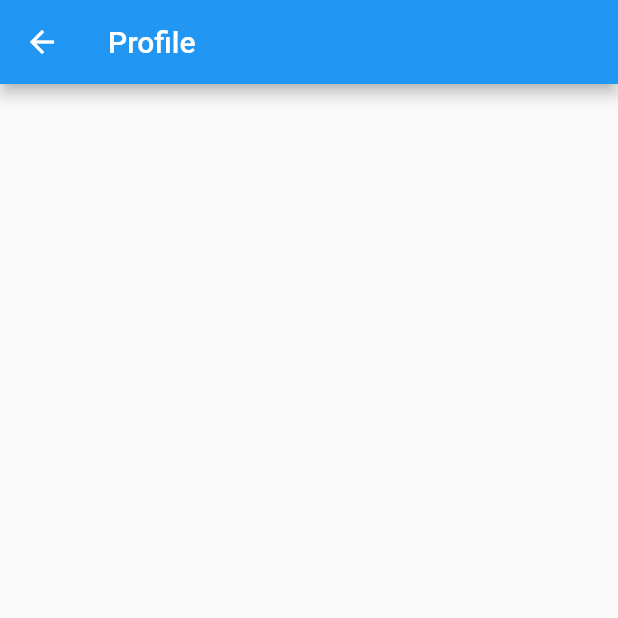
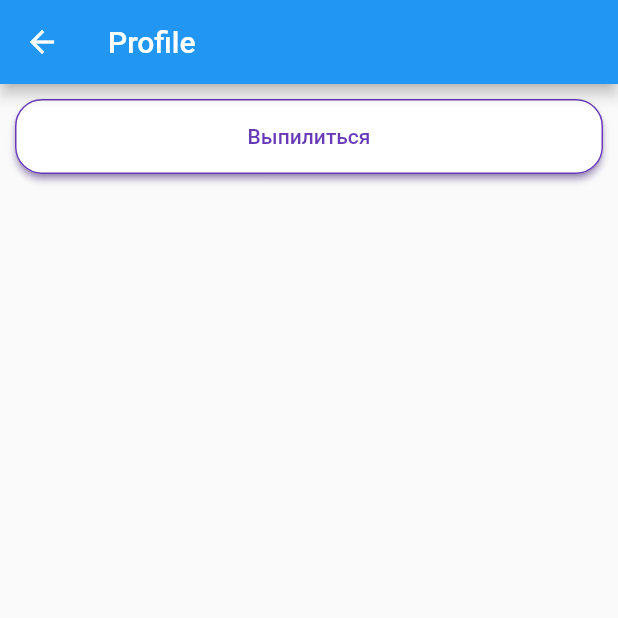
Before and after one commit to litov74/wybe_frontend, a Flutter app: the Main_Screen screen opened directly, on a phone screen of 412 x 824 dp, the top half of it. Run offline on Flutter 3.47's test engine with Material 2 defaults, Android fonts, the phone set to English and light mode, and no system bars; our stand-ins replace firebase_auth, firebase_core, logger; accounts and stored records are empty.

```diff
--- a/lib/main.dart
+++ b/lib/main.dart
@@ -2,7 +2,6 @@ import 'package:firebase_core/firebase_core.dart';
 import 'package:flutter/material.dart';
 import 'package:logger/logger.dart';
 import 'package:wybe/screens/startup_screen.dart';
-
 
 String sql_statement = "CREATE TABLE user(id INTEGER PRIMARY KEY, name TEXT, phone TEXT, status TEXT, friends INTEGER, isRemember INTEGER)";
 
--- a/lib/screens/main_screen.dart
+++ b/lib/screens/main_screen.dart
@@ -1,6 +1,8 @@
+import 'package:firebase_auth/firebase_auth.dart';
 import "package:flutter/widgets.dart";
 import 'package:flutter/cupertino.dart';
 import 'package:flutter/material.dart';
+import 'package:logger/logger.dart';
 
 
 
@@ -24,13 +26,58 @@ class _Main_Screen extends State<Main_Screen>{
     super.initState();
   }
 
+  final ButtonStyle style_two =
+  ElevatedButton.styleFrom(
+    shadowColor: Colors.deepPurple,
+    primary: Colors.white,
+    onPrimary: Colors.white,
+    onSurface: Colors.white,
+    shape: RoundedRectangleBorder(
+      borderRadius: new BorderRadius.circular(18.0),
+      side: BorderSide(color: Colors.deepPurple),
+
+    ),
+  );
+
   @override
   Widget build(BuildContext context) {
     return Scaffold(
       appBar: AppBar(
         title: Text('Profile'),
       ),
+      body: Column(
+          crossAxisAlignment: CrossAxisAlignment.center,
+          children: <Widget>[
+            Padding(
+              padding: const EdgeInsets.all(10),
+              child: Container(
+                height: 50,
+                width: double.infinity,
+                child: ElevatedButton(
+                  style: style_two,
+                  onPressed: () {
+                    var logger = Logger();
+                    logger.d(FirebaseAuth.instance.currentUser.displayName);
+                    logger.d(FirebaseAuth.instance.currentUser.email);
+                    logger.d(FirebaseAuth.instance.currentUser.emailVerified);
+                    logger.d(FirebaseAuth.instance.currentUser.isAnonymous);
+                    logger.d(FirebaseAuth.instance.currentUser.metadata);
+                    logger.d(FirebaseAuth.instance.currentUser.phoneNumber);
+                    logger.d(FirebaseAuth.instance.currentUser.photoURL);
+                    logger.d(FirebaseAuth.instance.currentUser.providerData);
+                    logger.d(FirebaseAuth.instance.currentUser.uid);
+                    FirebaseAuth.instance.signOut();
 
+                  },
+                  child: Text(
+                    "Выпилиться",
+                    style: TextStyle(color: Colors.deepPurple),
+                  ),
+                ),
+              ),
+            ),
+          ]
+      ),
     );
   }
 
--- a/pubspec.yaml
+++ b/pubspec.yaml
@@ -11,7 +11,8 @@ environment:
 dependencies:
   flutter:
     sdk: flutter
-  firebase_core: "0.7.0"
+  firebase_core: "^0.7.0"
+  firebase_analytics: "^7.0.1"
   firebase_auth: "^0.20.1"
   logger:
   cupertino_icons: ^1.0.2
```
Also changed, not shown: lib/screens/login_screen.dart (+13 -7 lines), pubspec.lock.
